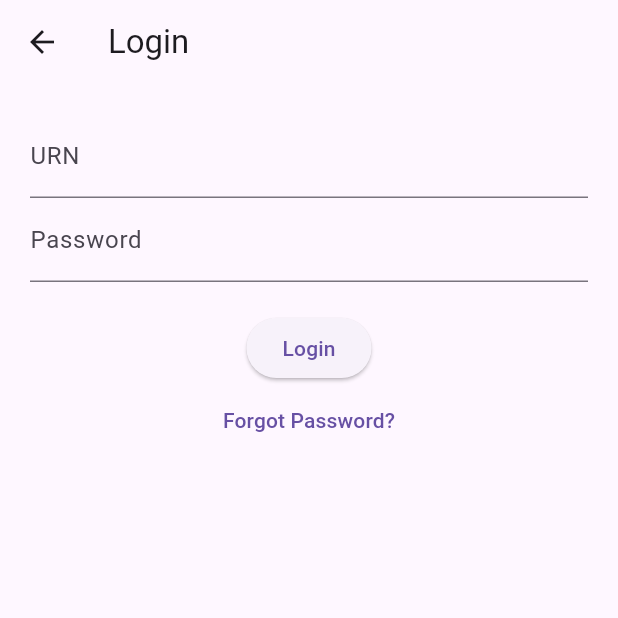
After one commit to codenik01/Hackathon-2.0, a Flutter app: the AuthChoicePage screen opened directly, after a tap on "Login", on a phone screen of 412 x 824 dp, the top half of it. The commit adds this screen. Run offline on Flutter 3.47's test engine with Material 3 defaults, Android fonts, the phone set to English and light mode, and no system bars; our stand-ins replace cloud_firestore, firebase_auth, firebase_core; accounts and stored records are empty.

Commit message:
login created

```diff
--- /dev/null
+++ b/lib/screens/login_screen.dart
@@ -0,0 +1,80 @@
+import 'package:campus_connect/main.dart';
+import 'package:flutter/material.dart';
+import 'package:firebase_auth/firebase_auth.dart';
+
+
+String makeStudentEmail(String urn) => "student$urn@college.com";
+
+class LoginPage extends StatefulWidget {
+  final UserRole role;
+  const LoginPage({super.key, required this.role});
+
+  @override
+  State<LoginPage> createState() => _LoginPageState();
+}
+
+class _LoginPageState extends State<LoginPage> {
+  final idController = TextEditingController();
+  final passController = TextEditingController();
+
+  String error = '';
+
+  Future<void> login() async {
+    try {
+      String email = widget.role == UserRole.student
+          ? makeStudentEmail(idController.text.trim())
+          : idController.text.trim();
+
+      await FirebaseAuth.instance.signInWithEmailAndPassword(
+        email: email,
+        password: passController.text.trim(),
+      );
+
+      Navigator.pushReplacement(
+          context, MaterialPageRoute(builder: (_) => const HomePage()));
+    } on FirebaseAuthException catch (e) {
+      setState(() => error = e.message ?? "Login failed");
+    }
+  }
+
+  Future<void> forgotPassword() async {
+    String email = widget.role == UserRole.student
+        ? makeStudentEmail(idController.text.trim())
+        : idController.text.trim();
+
+    await FirebaseAuth.instance.sendPasswordResetEmail(email: email);
+    setState(() => error = "Reset link sent to Gmail");
+  }
+
+  @override
+  Widget build(BuildContext context) {
+    final label = widget.role == UserRole.student ? "URN" : "Gmail";
+
+    return Scaffold(
+      appBar: AppBar(title: const Text("Login")),
+      body: Padding(
+        padding: const EdgeInsets.all(20),
+        child: Column(
+          children: [
+            TextField(
+              controller: idController,
+              decoration: InputDecoration(labelText: label),
+            ),
+            TextField(
+              controller: passController,
+              obscureText: true,
+              decoration: const InputDecoration(labelText: "Password"),
+            ),
+            const SizedBox(height: 20),
+            if (error.isNotEmpty)
+              Text(error, style: const TextStyle(color: Colors.red)),
+            ElevatedButton(onPressed: login, child: const Text("Login")),
+            TextButton(
+                onPressed: forgotPassword,
+                child: const Text("Forgot Password?"))
+          ],
+        ),
+      ),
+    );
+  }
+}
--- a/pubspec.yaml
+++ b/pubspec.yaml
@@ -35,6 +35,8 @@ dependencies:
   # Use with the CupertinoIcons class for iOS style icons.
   cupertino_icons: ^1.0.8
   firebase_core: ^4.4.0
+  firebase_auth: ^6.1.4
+  cloud_firestore: ^6.1.2
 
 dev_dependencies:
   flutter_test:
```
Also changed, not shown: lib/main.dart (+152 -38 lines), lib/screens/signup_screen.dart (added, +70 -0 lines), pubspec.lock, 4 other files.
